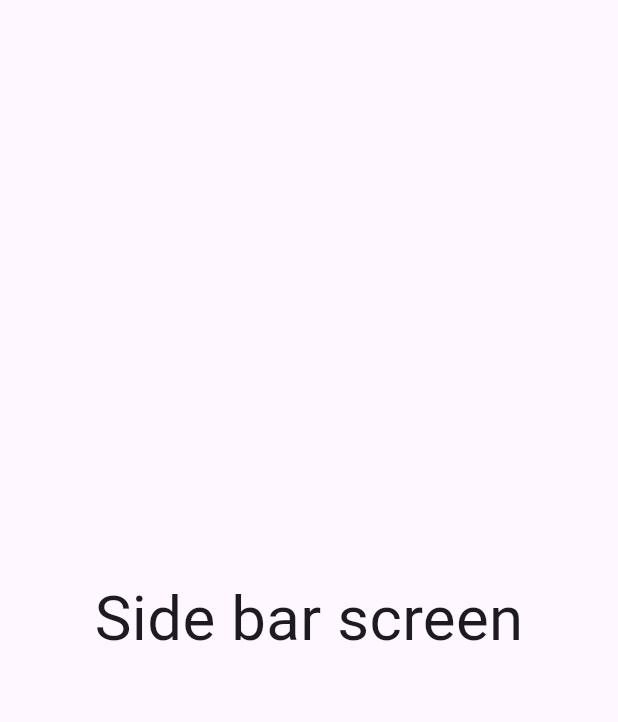
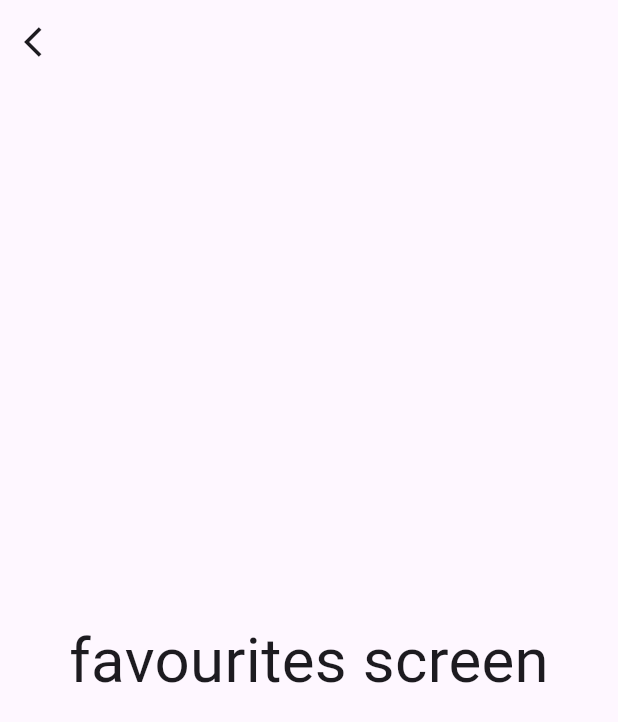
Before and after one commit to Unique-chiemerie/mnemosyne, a Flutter app: the Sidebarscreen screen opened directly, on a phone screen of 412 x 824 dp. Shown: the top 722 px of the screen. Run offline on Flutter 3.47's test engine with Material 3 defaults, Android fonts, the light colour scheme and no system bars.

Commit message:
sidebar edits

```diff
--- a/lib/Screens/sidebarscreen.dart
+++ b/lib/Screens/sidebarscreen.dart
@@ -14,11 +14,21 @@ class _SidebarscreenState extends State<Sidebarscreen> {
     final screenWidth = MediaQuery.of(context).size.width;
 
     return Scaffold(
+        appBar: AppBar(
+          backgroundColor: Colors.transparent,
+          shadowColor: Colors.transparent,
+          leading: IconButton(
+            onPressed: () {
+              Navigator.pop(context);
+            },
+            icon: const Icon(Icons.arrow_back_ios),
+          ),
+        ),
         body: Center(
-      child: Text(
-        'Side bar screen',
-        style: TextStyle(fontSize: screenWidth * 0.1),
-      ),
-    ));
+          child: Text(
+            'favourites screen',
+            style: TextStyle(fontSize: screenWidth * 0.1),
+          ),
+        ));
   }
 }
```
